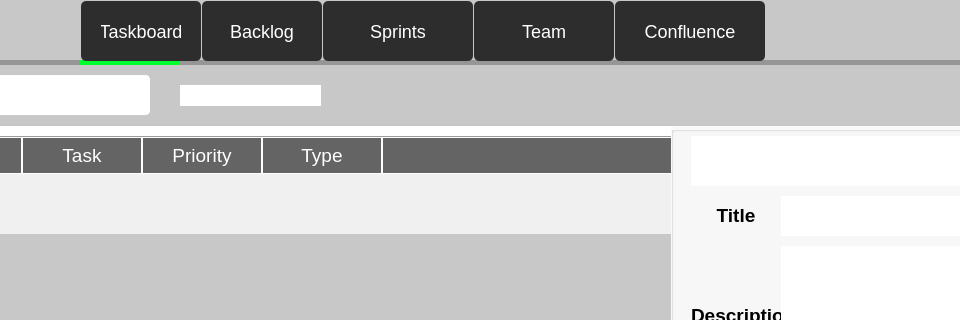
First picture: the form in code/Staging_Environment/Recovered/Staging_Environment_Recorverd/parentboard.ui, repository muazzamaqeel/Software-Project-CTS-5, before the edit; both pictures show x 110 to 1070 and y 0 to 320 of the 1280 by 720 pixel window.
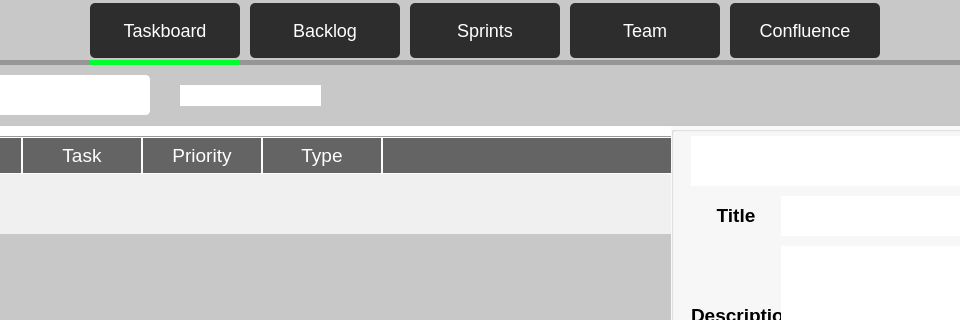
Second picture: the form after the edit. The open tabs and pages were chosen to show the change. Icons and pictures are not drawn.

```diff
--- a/code/Staging_Environment/Recovered/Staging_Environment_Recorverd/parentboard.ui
+++ b/code/Staging_Environment/Recovered/Staging_Environment_Recorverd/parentboard.ui
@@ -149,15 +149,15 @@
     <widget class="QLabel" name="selectorbarT">
      <property name="geometry">
       <rect>
-       <x>190</x>
+       <x>200</x>
        <y>0</y>
-       <width>100</width>
+       <width>150</width>
        <height>5</height>
       </rect>
      </property>
      <property name="minimumSize">
       <size>
-       <width>100</width>
+       <width>150</width>
        <height>5</height>
       </size>
      </property>
@@ -3318,7 +3318,7 @@
     <rect>
      <x>0</x>
      <y>0</y>
-     <width>881</width>
+     <width>1001</width>
      <height>62</height>
     </rect>
    </property>
@@ -3342,14 +3342,14 @@
       </property>
       <property name="minimumSize">
        <size>
-        <width>100</width>
-        <height>60</height>
+        <width>150</width>
+        <height>55</height>
        </size>
       </property>
       <property name="maximumSize">
        <size>
-        <width>120</width>
-        <height>60</height>
+        <width>150</width>
+        <height>55</height>
        </size>
       </property>
       <property name="autoFillBackground">
@@ -3402,14 +3402,14 @@
       </property>
       <property name="minimumSize">
        <size>
-        <width>100</width>
-        <height>60</height>
+        <width>150</width>
+        <height>55</height>
        </size>
       </property>
       <property name="maximumSize">
        <size>
-        <width>120</width>
-        <height>60</height>
+        <width>150</width>
+        <height>55</height>
        </size>
       </property>
       <property name="autoFillBackground">
@@ -3462,14 +3462,14 @@
       </property>
       <property name="minimumSize">
        <size>
-        <width>100</width>
-        <height>60</height>
+        <width>150</width>
+        <height>55</height>
        </size>
       </property>
       <property name="maximumSize">
        <size>
         <width>150</width>
-        <height>60</height>
+        <height>55</height>
        </size>
       </property>
       <property name="autoFillBackground">
@@ -3522,14 +3522,14 @@
       </property>
       <property name="minimumSize">
        <size>
-        <width>100</width>
-        <height>60</height>
+        <width>150</width>
+        <height>55</height>
        </size>
       </property>
       <property name="maximumSize">
        <size>
-        <width>140</width>
-        <height>60</height>
+        <width>150</width>
+        <height>55</height>
        </size>
       </property>
       <property name="autoFillBackground">
@@ -3582,14 +3582,14 @@
       </property>
       <property name="minimumSize">
        <size>
-        <width>100</width>
-        <height>60</height>
+        <width>150</width>
+        <height>55</height>
        </size>
       </property>
       <property name="maximumSize">
        <size>
         <width>150</width>
-        <height>60</height>
+        <height>55</height>
        </size>
       </property>
       <property name="autoFillBackground">
```
Left out of the diff: 28 changed lines with no effect on the pictures.
